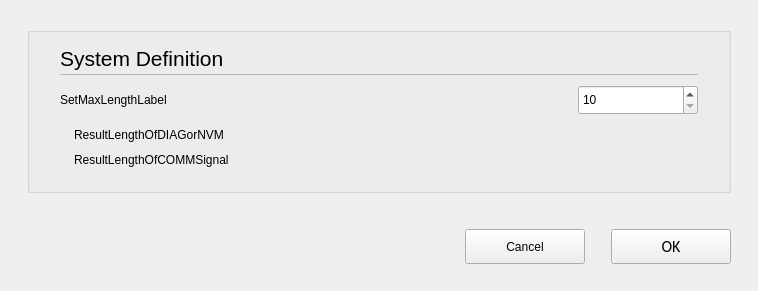
Old version of the form opensyde_tool/src/navigable_gui/C_NagCharLengthSettingPopupDialog.ui in the repository openSYDE/openSYDE.
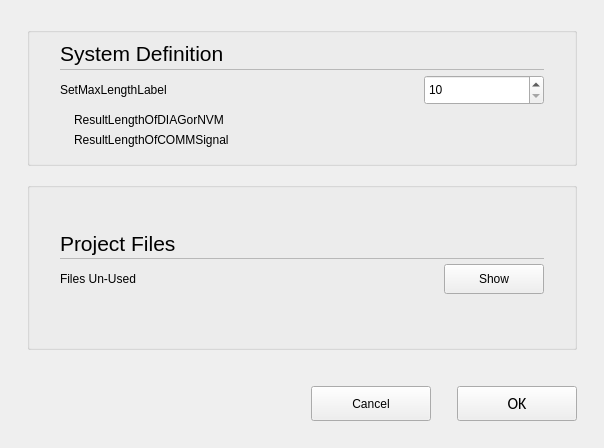
New version of the form. Custom widgets are drawn as their Qt base class.

```diff
--- a/opensyde_tool/src/navigable_gui/C_NagCharLengthSettingPopupDialog.ui
+++ b/opensyde_tool/src/navigable_gui/C_NagCharLengthSettingPopupDialog.ui
@@ -6,8 +6,8 @@
    <rect>
     <x>0</x>
     <y>0</y>
-    <width>758</width>
-    <height>291</height>
+    <width>604</width>
+    <height>448</height>
    </rect>
   </property>
   <property name="windowTitle">
@@ -290,6 +290,187 @@
      </layout>
     </widget>
    </item>
+   <item>
+    <spacer name="verticalSpacer">
+     <property name="orientation">
+      <enum>Qt::Vertical</enum>
+     </property>
+     <property name="sizeType">
+      <enum>QSizePolicy::Fixed</enum>
+     </property>
+     <property name="sizeHint" stdset="0">
+      <size>
+       <width>20</width>
+       <height>10</height>
+      </size>
+     </property>
+    </spacer>
+   </item>
+   <item>
+    <widget class="stw::opensyde_gui_elements::C_OgeGbx" name="pc_GbxUnusedFiles">
+     <property name="title">
+      <string/>
+     </property>
+     <layout class="QVBoxLayout" name="verticalLayout_3">
+      <property name="spacing">
+       <number>0</number>
+      </property>
+      <property name="leftMargin">
+       <number>30</number>
+      </property>
+      <property name="topMargin">
+       <number>5</number>
+      </property>
+      <property name="rightMargin">
+       <number>30</number>
+      </property>
+      <property name="bottomMargin">
+       <number>13</number>
+      </property>
+      <item>
+       <layout class="QVBoxLayout" name="verticalLayout_4" stretch="0,1,0">
+        <property name="spacing">
+         <number>0</number>
+        </property>
+        <property name="bottomMargin">
+         <number>0</number>
+        </property>
+        <item>
+         <layout class="QHBoxLayout" name="horizontalLayout_4">
+          <property name="spacing">
+           <number>0</number>
+          </property>
+          <property name="bottomMargin">
+           <number>0</number>
+          </property>
+          <item>
+           <widget class="stw::opensyde_gui_elements::C_OgeLabHeadingGroupBold" name="pc_LabelProjectFiles">
+            <property name="minimumSize">
+             <size>
+              <width>0</width>
+              <height>30</height>
+             </size>
+            </property>
+            <property name="maximumSize">
+             <size>
+              <width>16777215</width>
+              <height>30</height>
+             </size>
+            </property>
+            <property name="font">
+             <font>
+              <family>Segoe UI</family>
+              <pointsize>16</pointsize>
+             </font>
+            </property>
+            <property name="text">
+             <string>Project Files</string>
+            </property>
+           </widget>
+          </item>
+          <item>
+           <spacer name="horizontalSpacer_6">
+            <property name="orientation">
+             <enum>Qt::Horizontal</enum>
+            </property>
+            <property name="sizeHint" stdset="0">
+             <size>
+              <width>40</width>
+              <height>20</height>
+             </size>
+            </property>
+           </spacer>
+          </item>
+         </layout>
+        </item>
+        <item>
+         <widget class="stw::opensyde_gui_elements::C_OgeFraSeparator" name="pc_FilesUnUsedSeperator">
+          <property name="minimumSize">
+           <size>
+            <width>0</width>
+            <height>1</height>
+           </size>
+          </property>
+          <property name="maximumSize">
+           <size>
+            <width>16777215</width>
+            <height>1</height>
+           </size>
+          </property>
+          <property name="frameShape">
+           <enum>QFrame::StyledPanel</enum>
+          </property>
+          <property name="frameShadow">
+           <enum>QFrame::Raised</enum>
+          </property>
+         </widget>
+        </item>
+        <item>
+         <layout class="QHBoxLayout" name="horizontalLayout_6">
+          <property name="spacing">
+           <number>6</number>
+          </property>
+          <property name="bottomMargin">
+           <number>0</number>
+          </property>
+          <item>
+           <widget class="stw::opensyde_gui_elements::C_OgeLabGroupItem" name="pc_LabelFilesUnUsed">
+            <property name="minimumSize">
+             <size>
+              <width>0</width>
+              <height>40</height>
+             </size>
+            </property>
+            <property name="maximumSize">
+             <size>
+              <width>16777215</width>
+              <height>40</height>
+             </size>
+            </property>
+            <property name="text">
+             <string>Files Un-Used</string>
+            </property>
+           </widget>
+          </item>
+          <item>
+           <spacer name="horizontalSpacer_7">
+            <property name="orientation">
+             <enum>Qt::Horizontal</enum>
+            </property>
+            <property name="sizeHint" stdset="0">
+             <size>
+              <width>40</width>
+              <height>20</height>
+             </size>
+            </property>
+           </spacer>
+          </item>
+          <item>
+           <widget class="stw::opensyde_gui_elements::C_OgePubConfigure" name="pc_ButtonShow">
+            <property name="minimumSize">
+             <size>
+              <width>100</width>
+              <height>30</height>
+             </size>
+            </property>
+            <property name="maximumSize">
+             <size>
+              <width>100</width>
+              <height>30</height>
+             </size>
+            </property>
+            <property name="text">
+             <string>Show</string>
+            </property>
+           </widget>
+          </item>
+         </layout>
+        </item>
+       </layout>
+      </item>
+     </layout>
+    </widget>
+   </item>
    <item>
     <spacer name="pc_VerticalSpacerButtonsObove">
      <property name="orientation">
@@ -411,16 +592,21 @@
    <header>C_OgeFraSeparator.hpp</header>
    <container>1</container>
   </customwidget>
-  <customwidget>
-   <class>stw::opensyde_gui_elements::C_OgeLabGroupItem</class>
-   <extends>QLabel</extends>
-   <header>C_OgeLabGroupItem.hpp</header>
-  </customwidget>
   <customwidget>
    <class>stw::opensyde_gui_elements::C_OgeLabHeadingGroupBold</class>
    <extends>QLabel</extends>
    <header>C_OgeLabHeadingGroupBold.hpp</header>
   </customwidget>
+  <customwidget>
+   <class>stw::opensyde_gui_elements::C_OgeLabGroupItem</class>
+   <extends>QLabel</extends>
+   <header>C_OgeLabGroupItem.hpp</header>
+  </customwidget>
+  <customwidget>
+   <class>stw::opensyde_gui_elements::C_OgeSpxNumber</class>
+   <extends>QSpinBox</extends>
+   <header>C_OgeSpxNumber.hpp</header>
+  </customwidget>
   <customwidget>
    <class>stw::opensyde_gui_elements::C_OgePubDialog</class>
    <extends>QPushButton</extends>
@@ -437,16 +623,16 @@
    <extends>QPushButton</extends>
    <header>C_OgePubCancel.hpp</header>
   </customwidget>
-  <customwidget>
-   <class>stw::opensyde_gui_elements::C_OgeSpxNumber</class>
-   <extends>QSpinBox</extends>
-   <header>C_OgeSpxNumber.hpp</header>
-  </customwidget>
   <customwidget>
    <class>stw::opensyde_gui_elements::C_OgeLabGroupSubItem</class>
    <extends>QLabel</extends>
    <header>C_OgeLabGroupSubItem.hpp</header>
   </customwidget>
+  <customwidget>
+   <class>stw::opensyde_gui_elements::C_OgePubConfigure</class>
+   <extends>QPushButton</extends>
+   <header>C_OgePubConfigure.hpp</header>
+  </customwidget>
  </customwidgets>
  <resources/>
  <connections/>
```
